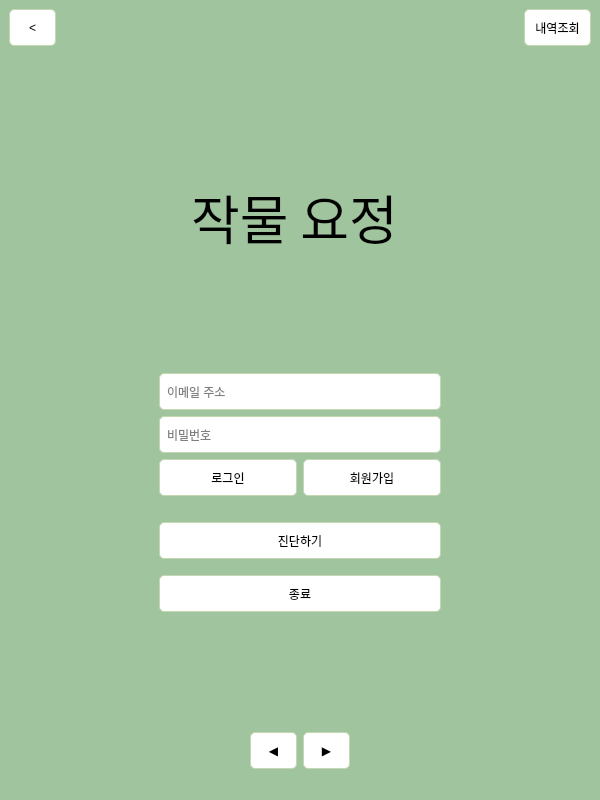
song030/CropFairy, file UI/CropFairy.ui: the form before one commit.
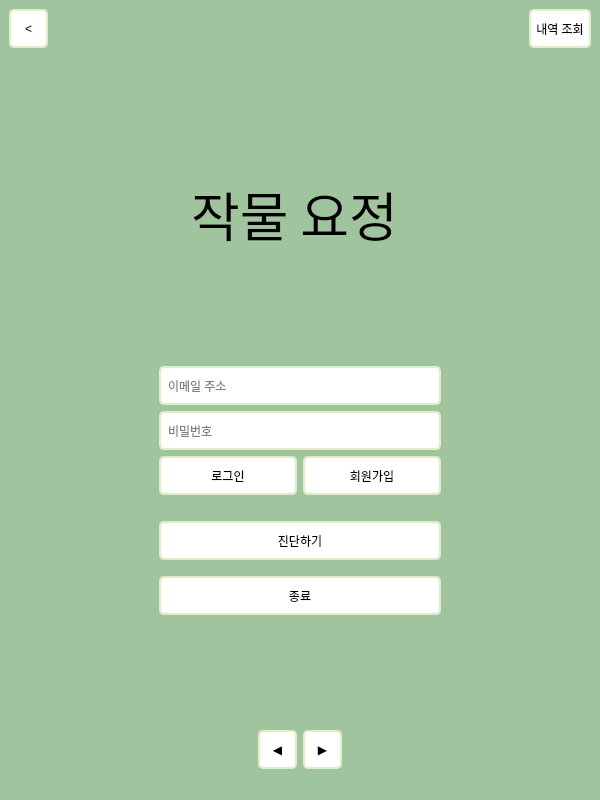
The form after the commit. The open tabs and pages were chosen to show the change. Icons and pictures are not drawn.

Commit message: 08/31 딥러닝 시험 코드 추가 main UI 수정

```diff
--- a/UI/CropFairy.ui
+++ b/UI/CropFairy.ui
@@ -36,16 +36,16 @@
 
 QPushButton{
 background-color:white;
-border:1px solid rgb(196, 215, 178);
+border:2px solid rgb(225, 236, 200);
 border-radius:5px;
-padding: 5px 10px 5px 10px;
+padding: 5px;
 min-width:25px;
 min-height:25px;
 }
 
 QLineEdit{
 background-color:white;
-border:1px solid rgb(196, 215, 178);
+border:2px solid rgb(225, 236, 200);
 border-radius:5px;
 padding:5px;
 min-height:25px;
@@ -104,6 +104,12 @@
       </item>
       <item>
        <widget class="QLabel" name="lbl_title">
+        <property name="font">
+         <font>
+          <family>ONE 모바일POP</family>
+          <pointsize>14</pointsize>
+         </font>
+        </property>
         <property name="text">
          <string/>
         </property>
@@ -122,12 +128,12 @@
         </property>
         <property name="minimumSize">
          <size>
-          <width>47</width>
-          <height>37</height>
+          <width>39</width>
+          <height>39</height>
          </size>
         </property>
         <property name="text">
-         <string>내역조회</string>
+         <string>내역 조회</string>
         </property>
        </widget>
       </item>
@@ -648,8 +654,8 @@
             </property>
             <property name="minimumSize">
              <size>
-              <width>47</width>
-              <height>37</height>
+              <width>39</width>
+              <height>39</height>
              </size>
             </property>
             <property name="maximumSize">
@@ -658,6 +664,11 @@
               <height>16777215</height>
              </size>
             </property>
+            <property name="font">
+             <font>
+              <pointsize>9</pointsize>
+             </font>
+            </property>
             <property name="text">
              <string>◀</string>
             </property>
@@ -676,8 +687,8 @@
             </property>
             <property name="minimumSize">
              <size>
-              <width>47</width>
-              <height>37</height>
+              <width>39</width>
+              <height>39</height>
              </size>
             </property>
             <property name="maximumSize">
@@ -686,6 +697,11 @@
               <height>16777215</height>
              </size>
             </property>
+            <property name="font">
+             <font>
+              <pointsize>9</pointsize>
+             </font>
+            </property>
             <property name="styleSheet">
              <string notr="true"/>
             </property>
```
Left out of the diff: 12 changed lines with no effect on the pictures. The commit also changes 5 other files.
